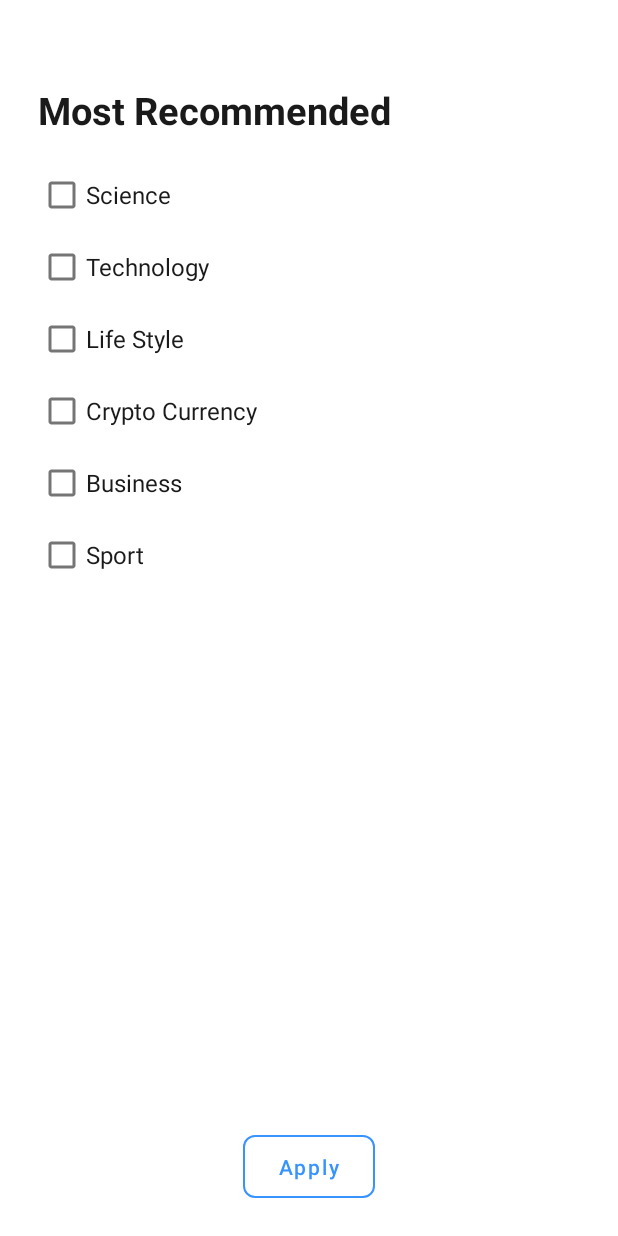
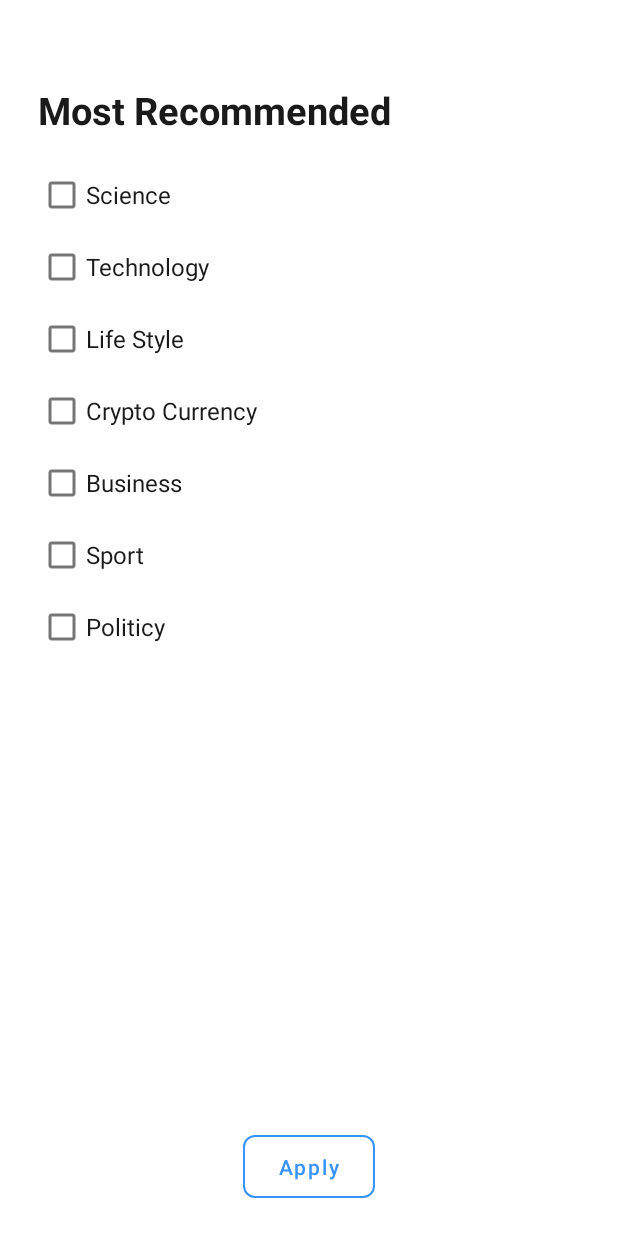
Before and after one commit to BerkayyKurtoglu/BulletNews, an Android app: the BottomSheetFragment screen opened through its navigation route, on a phone screen of 412 x 824 dp. Run offline under Robolectric (Android 15) with nearby library versions, the phone set to English and light mode, and no system bars; our stand-ins replace Room's generated code, RxJava, navigation-ui; network calls fail; 1 statement that could not run was skipped.

Commit message:
Revert "Last Few Things 2"
This reverts commit 41030a30

```diff
--- a/app/src/main/java/com/example/bulletnewsoriginal/adapter/HomeFragmentMainRecyclerViewAdapter.kt
+++ b/app/src/main/java/com/example/bulletnewsoriginal/adapter/HomeFragmentMainRecyclerViewAdapter.kt
@@ -52,7 +52,6 @@ class HomeFragmentMainRecyclerViewAdapter(
         return list.size
     }
 
-    @SuppressLint("NotifyDataSetChanged")
     fun replaceAdapterWithNewArray(newList: List<NewsDataClass>){
         list.clear()
         list.addAll(newList)
--- a/app/src/main/java/com/example/bulletnewsoriginal/view/BottomSheetFragment.kt
+++ b/app/src/main/java/com/example/bulletnewsoriginal/view/BottomSheetFragment.kt
@@ -143,7 +143,7 @@ class BottomSheetFragment : Fragment() {
             }
         }
 
-        /*bottom_sheet_seventh_checkBox.isChecked = sharedPreferenceService.controlCheckState("seventh_checkBox")!!
+        bottom_sheet_seventh_checkBox.isChecked = sharedPreferenceService.controlCheckState("seventh_checkBox")!!
         bottom_sheet_seventh_checkBox.setOnCheckedChangeListener { buttonView, isChecked ->
             if (isChecked){
                 sharedPreferenceService.editCheckState("seventh_checkBox",true)
@@ -154,7 +154,7 @@ class BottomSheetFragment : Fragment() {
                 sharedPreferenceService.editCheckState("seventh_checkBox",false)
                 mainFragmentViewModel.deleteCategory(buttonView.text.toString())
             }
-        }*/
+        }
     }
 
     private fun clickedApplyButton(){
--- a/app/src/main/java/com/example/bulletnewsoriginal/view/MiniMenuFragment.kt
+++ b/app/src/main/java/com/example/bulletnewsoriginal/view/MiniMenuFragment.kt
@@ -7,10 +7,8 @@ import android.view.LayoutInflater
 import android.view.View
 import android.view.ViewGroup
 import androidx.lifecycle.ViewModelProviders
-import androidx.navigation.fragment.findNavController
 import com.example.bulletnewsoriginal.databinding.FragmentMiniMenuBinding
 import com.example.bulletnewsoriginal.model.Article
-import com.example.bulletnewsoriginal.util.SharedPreferenceService
 import com.example.bulletnewsoriginal.viewModel.SaveNewsViewModel
 import com.google.android.material.bottomsheet.BottomSheetDialogFragment
 import kotlinx.android.synthetic.main.fragment_mini_menu.*
@@ -19,8 +17,6 @@ class MiniMenuFragment : BottomSheetDialogFragment() {
 
     private lateinit var dataBinding : FragmentMiniMenuBinding
     private lateinit var saveNewsViewModel: SaveNewsViewModel
-
-    private lateinit var sharedPreferenceService: SharedPreferenceService
 
     override fun onCreateView(
         inflater: LayoutInflater, container: ViewGroup?,
@@ -32,7 +28,6 @@ class MiniMenuFragment : BottomSheetDialogFragment() {
 
     override fun onViewCreated(view: View, savedInstanceState: Bundle?) {
         saveNewsViewModel = ViewModelProviders.of(this).get(SaveNewsViewModel::class.java)
-        sharedPreferenceService = SharedPreferenceService(requireContext())
         arguments?.let {
             val article = MiniMenuFragmentArgs.fromBundle(it).article
 
@@ -44,7 +39,7 @@ class MiniMenuFragment : BottomSheetDialogFragment() {
                     val intent = Intent(Intent.ACTION_VIEW, Uri.parse(url))
                     startActivity(intent)
                 }
-                miniMenuFragment_share_button.setOnClickListener { shareUrl(url)}
+                miniMenuFragment_share_button.setOnClickListener {shareUrl(url)}
             }
         }
         observeViewModel()
--- a/app/src/main/java/com/example/bulletnewsoriginal/view/SavedNewsFragment.kt
+++ b/app/src/main/java/com/example/bulletnewsoriginal/view/SavedNewsFragment.kt
@@ -43,7 +43,7 @@ class SavedNewsFragment : Fragment() {
         savedNewsFragmentViewModel = ViewModelProviders.of(this).get(SavedNewsFragmentViewModel::class.java)
         savedNewsFragmentViewModel.getSavedArticles()
 
-        itemTouchHelperCallBack = ItemTouchHelperCallBack(savedNews_recyclerView,ArrayList(),recyclerAdapter,requireContext())
+        itemTouchHelperCallBack = ItemTouchHelperCallBack(ArrayList(),recyclerAdapter,requireContext())
         itemTouchHelper = ItemTouchHelper(itemTouchHelperCallBack)
 
         savedNews_recyclerView.layoutManager = LinearLayoutManager(requireContext())
--- a/app/src/main/java/com/example/bulletnewsoriginal/viewModel/MainFragmentViewModel.kt
+++ b/app/src/main/java/com/example/bulletnewsoriginal/viewModel/MainFragmentViewModel.kt
@@ -5,7 +5,6 @@ import android.net.ConnectivityManager
 import android.net.NetworkInfo
 import android.widget.Toast
 import androidx.lifecycle.MutableLiveData
-import androidx.lifecycle.viewModelScope
 import com.example.bulletnewsoriginal.model.CategoryDatabaseItem
 import com.example.bulletnewsoriginal.model.NewsDataClass
 import com.example.bulletnewsoriginal.service.categoryDatabase.CategoryDatabase
--- a/app/src/main/res/layout-night/fragment_bottom_sheet.xml
+++ b/app/src/main/res/layout-night/fragment_bottom_sheet.xml
@@ -94,6 +94,14 @@
             android:textColor="@color/blackBrandColor"
             android:textStyle="normal" />
 
+        <com.google.android.material.checkbox.MaterialCheckBox
+            android:id="@+id/bottom_sheet_seventh_checkBox"
+            android:layout_width="match_parent"
+            android:layout_height="wrap_content"
+            android:text="Politicy"
+            android:textSize="16sp"
+            android:textColor="@color/blackBrandColor"
+            android:textStyle="normal" />
 
     </LinearLayout>
 
--- a/app/src/main/res/layout/fragment_bottom_sheet.xml
+++ b/app/src/main/res/layout/fragment_bottom_sheet.xml
@@ -94,6 +94,14 @@
             android:textColor="@color/blackBrandColor"
             android:textStyle="normal" />
 
+        <com.google.android.material.checkbox.MaterialCheckBox
+            android:id="@+id/bottom_sheet_seventh_checkBox"
+            android:layout_width="match_parent"
+            android:layout_height="wrap_content"
+            android:text="Politicy"
+            android:textSize="16sp"
+            android:textColor="@color/blackBrandColor"
+            android:textStyle="normal" />
 
     </LinearLayout>
 
```
